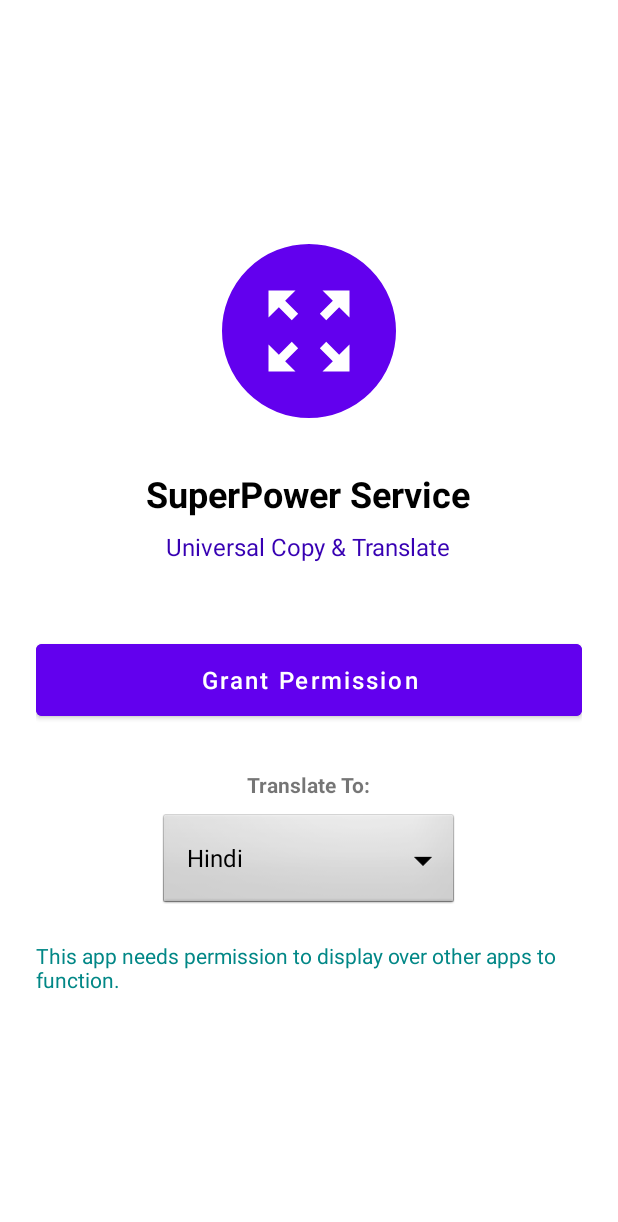
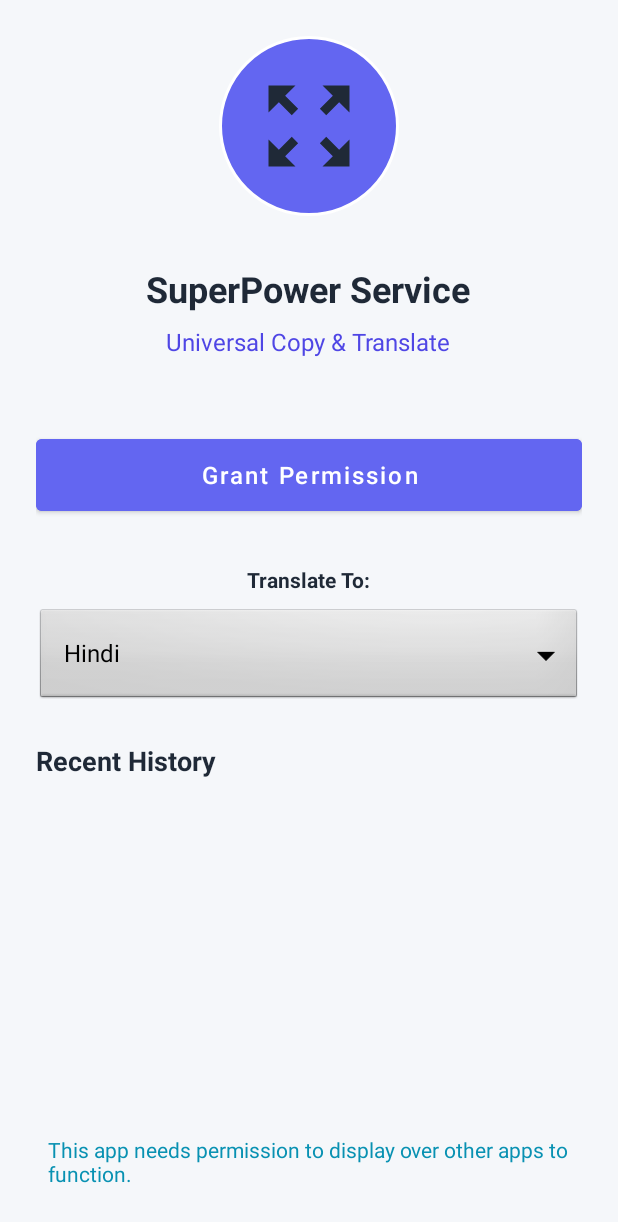
Before and after one commit to AgamPandey133/SuperPower_Copy_N_translate, an Android app: the screen it shows after launch (MainActivity), on a phone screen of 412 x 824 dp. Shown: the top 1222 px of the screen. Run offline under Robolectric (Android 15) with nearby library versions, the phone set to English and light mode, and no system bars; 5 statements that could not run were skipped.

Commit message:
History Saved and Option to delete it

```diff
--- a/app/build.gradle
+++ b/app/build.gradle
@@ -59,4 +59,5 @@ dependencies {
     testImplementation 'junit:junit:4.13.2'
     androidTestImplementation 'androidx.test.ext:junit:1.1.5'
     androidTestImplementation 'androidx.test.espresso:espresso-core:3.5.1'
+    implementation 'com.google.code.gson:gson:2.10.1'
 }
--- a/app/src/main/java/com/example/superpower/MainActivity.kt
+++ b/app/src/main/java/com/example/superpower/MainActivity.kt
@@ -17,6 +17,9 @@ class MainActivity : AppCompatActivity() {
     private lateinit var statusTv: TextView
     private lateinit var languageSpinner: android.widget.Spinner
     private lateinit var btnAction: Button
+    private lateinit var rvHistory: androidx.recyclerview.widget.RecyclerView
+    private lateinit var historyAdapter: com.example.superpower.ui.HistoryAdapter
+    private lateinit var historyManager: com.example.superpower.util.HistoryManager
 
     private val languages = mapOf(
         "Hindi" to "hi",
@@ -45,13 +48,17 @@ class MainActivity : AppCompatActivity() {
         super.onCreate(savedInstanceState)
         setContentView(R.layout.activity_main)
 
+        historyManager = com.example.superpower.util.HistoryManager(this)
+
         statusTv = findViewById(R.id.tv_status)
         languageSpinner = findViewById(R.id.spinner_languages)
-        btnAction = findViewById(R.id.btn_action) // This ID exists in XML step 374, wait.
+        btnAction = findViewById(R.id.btn_action)
+        rvHistory = findViewById(R.id.rv_history)
+
+        setupHistory()
 
         setupLanguageSpinner()
 
-        // We use the ID btn_action which is defined in XML
         btnAction.setOnClickListener {
              if (checkAndRequestPermissions()) {
                  requestMediaProjection()
@@ -59,9 +66,26 @@ class MainActivity : AppCompatActivity() {
         }
     }
 
+    private fun setupHistory() {
+        historyAdapter = com.example.superpower.ui.HistoryAdapter { item ->
+            historyManager.deleteItem(item)
+            loadHistory()
+            Toast.makeText(this, "Deleted", Toast.LENGTH_SHORT).show()
+        }
+        rvHistory.layoutManager = androidx.recyclerview.widget.LinearLayoutManager(this)
+        rvHistory.adapter = historyAdapter
+        loadHistory()
+    }
+
+    private fun loadHistory() {
+        val list = historyManager.getHistory()
+        historyAdapter.updateData(list)
+    }
+
     override fun onResume() {
         super.onResume()
         updateUI()
+        loadHistory()
     }
 
     private fun setupLanguageSpinner() {
--- a/app/src/main/res/layout/activity_main.xml
+++ b/app/src/main/res/layout/activity_main.xml
@@ -5,7 +5,7 @@
     android:orientation="vertical"
     android:gravity="center"
     android:padding="24dp"
-    android:background="@color/white">
+    android:background="@color/app_background">
 
     <ImageView
         android:layout_width="120dp"
@@ -14,7 +14,7 @@
         android:background="@drawable/bg_circle"
         android:padding="24dp"
         android:layout_marginBottom="32dp"
-        android:tint="@color/white"/>
+        android:tint="@color/text_primary"/>
 
     <TextView
         android:layout_width="wrap_content"
@@ -22,7 +22,7 @@
         android:text="@string/app_name"
         android:textSize="24sp"
         android:textStyle="bold"
-        android:textColor="@color/black"
+        android:textColor="@color/text_primary"
         android:layout_marginBottom="8dp"/>
 
     <TextView
@@ -49,22 +49,41 @@
         android:layout_height="wrap_content"
         android:text="Translate To:"
         android:textStyle="bold"
+        android:textColor="@color/text_primary"
         android:layout_marginTop="30dp"/>
 
     <Spinner
         android:id="@+id/spinner_languages"
-        android:layout_width="200dp"
+        android:layout_width="match_parent"
         android:layout_height="wrap_content"
         android:layout_marginTop="8dp"
         android:minHeight="48dp"
         android:background="@android:drawable/btn_dropdown"/>
 
     <TextView
+        android:id="@+id/tv_history_label"
+        android:layout_width="wrap_content"
+        android:layout_height="wrap_content"
+        android:text="Recent History"
+        android:textStyle="bold"
+        android:textSize="18sp"
+        android:textColor="@color/text_primary"
+        android:layout_marginTop="24dp"
+        android:layout_gravity="start"/>
+
+    <androidx.recyclerview.widget.RecyclerView
+        android:id="@+id/rv_history"
+        android:layout_width="match_parent"
+        android:layout_height="0dp"
+        android:layout_weight="1"
+        android:layout_marginTop="8dp"/>
+
+    <TextView
         android:id="@+id/tv_status"
         android:layout_width="wrap_content"
         android:layout_height="wrap_content"
         android:text="Status: Stopped"
-        android:layout_marginTop="20dp"
+        android:padding="8dp"
         android:textColor="@color/teal_700"/>
 
 </LinearLayout>
--- a/app/src/main/res/values/colors.xml
+++ b/app/src/main/res/values/colors.xml
@@ -1,14 +1,23 @@
 <?xml version="1.0" encoding="utf-8"?>
 <resources>
+    <!-- Brand Colors (Indigo Rebrand) -->
     <color name="purple_200">#FFBB86FC</color>
-    <color name="purple_500">#FF6200EE</color>
-    <color name="purple_700">#FF3700B3</color>
-    <color name="teal_200">#FF03DAC5</color>
-    <color name="teal_700">#FF018786</color>
+    <color name="purple_500">#6366F1</color> <!-- Indigo -->
+    <color name="purple_700">#4F46E5</color> <!-- Darker Indigo -->
+    <color name="teal_200">#A5F3FC</color> <!-- Cyan Accent -->
+    <color name="teal_700">#0891B2</color>
     <color name="black">#FF000000</color>
     <color name="white">#FFFFFFFF</color>
 
-    <color name="highlight_color">#4D2196F3</color> <!-- Semi-transparent Blue -->
-    <color name="highlight_stroke">#FF2196F3</color> <!-- Solid Blue -->
-    <color name="overlay_background">#80000000</color> <!-- Semi-transparent Black -->
+    <!-- Functional Constants -->
+    <color name="highlight_color">#4D6366F1</color> <!-- Semi-transparent Indigo -->
+    <color name="highlight_stroke">#FF6366F1</color> <!-- Solid Indigo -->
+    <color name="overlay_background">#800F172A</color> <!-- Deep Slate Overlay -->
+
+    <!-- Semantic Colors (Day - Premium Slate) -->
+    <color name="app_background">#F5F7FA</color> <!-- Soft Cloud White -->
+    <color name="text_primary">#1F2937</color> <!-- Dark Slate -->
+    <color name="text_secondary">#6B7280</color> <!-- Cool Gray -->
+    <color name="surface_card">#FFFFFF</color> <!-- Pure White -->
+    <color name="icon_tint">#6366F1</color> <!-- Indigo -->
 </resources>
```
Also changed, not shown: app/src/main/java/com/example/superpower/service/FloatingService.kt (+29 -1 lines), app/src/main/java/com/example/superpower/ui/OverlayView.kt (+24 -0 lines), app/src/main/res/layout/layout_action_popup.xml (+42 -8 lines).
